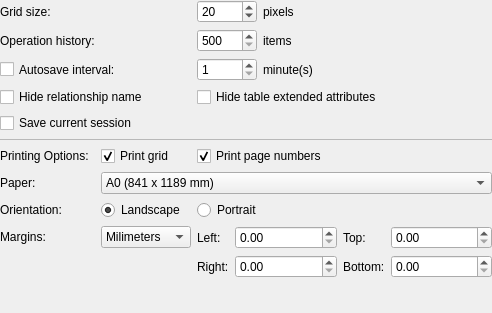
Before: the Qt Designer form libpgmodeler_ui/ui/generalconfigwidget.ui in pgmodeler/pgmodeler, drawn with Qt 5.
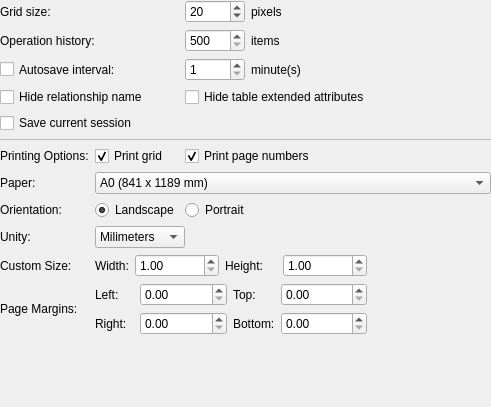
After: the same form once the commit is applied.

Commit message: Improved the printing operation. Now custom paper size have a separated field to assing it's coordinates.

```diff
--- a/libpgmodeler_ui/ui/generalconfigwidget.ui
+++ b/libpgmodeler_ui/ui/generalconfigwidget.ui
@@ -6,8 +6,8 @@
    <rect>
     <x>0</x>
     <y>0</y>
-    <width>492</width>
-    <height>313</height>
+    <width>491</width>
+    <height>407</height>
    </rect>
   </property>
   <property name="minimumSize">
@@ -35,6 +35,158 @@
    <property name="spacing">
     <number>6</number>
    </property>
+   <item row="17" column="0">
+    <spacer name="verticalSpacer_3">
+     <property name="orientation">
+      <enum>Qt::Vertical</enum>
+     </property>
+     <property name="sizeHint" stdset="0">
+      <size>
+       <width>20</width>
+       <height>30</height>
+      </size>
+     </property>
+    </spacer>
+   </item>
+   <item row="14" column="1" colspan="2">
+    <layout class="QGridLayout" name="gridLayout">
+     <item row="0" column="0">
+      <widget class="QLabel" name="left_lbl">
+       <property name="minimumSize">
+        <size>
+         <width>39</width>
+         <height>0</height>
+        </size>
+       </property>
+       <property name="text">
+        <string>Left:</string>
+       </property>
+      </widget>
+     </item>
+     <item row="0" column="1">
+      <widget class="QDoubleSpinBox" name="left_marg">
+       <property name="sizePolicy">
+        <sizepolicy hsizetype="Expanding" vsizetype="Fixed">
+         <horstretch>0</horstretch>
+         <verstretch>0</verstretch>
+        </sizepolicy>
+       </property>
+       <property name="minimumSize">
+        <size>
+         <width>50</width>
+         <height>23</height>
+        </size>
+       </property>
+       <property name="toolTip">
+        <string>Left margin</string>
+       </property>
+       <property name="maximum">
+        <double>5000.000000000000000</double>
+       </property>
+      </widget>
+     </item>
+     <item row="0" column="2">
+      <widget class="QLabel" name="top_lbl">
+       <property name="text">
+        <string>Top:</string>
+       </property>
+      </widget>
+     </item>
+     <item row="0" column="3">
+      <widget class="QDoubleSpinBox" name="top_marg">
+       <property name="sizePolicy">
+        <sizepolicy hsizetype="Expanding" vsizetype="Fixed">
+         <horstretch>0</horstretch>
+         <verstretch>0</verstretch>
+        </sizepolicy>
+       </property>
+       <property name="minimumSize">
+        <size>
+         <width>50</width>
+         <height>23</height>
+        </size>
+       </property>
+       <property name="toolTip">
+        <string>Top margin</string>
+       </property>
+       <property name="maximum">
+        <double>5000.000000000000000</double>
+       </property>
+      </widget>
+     </item>
+     <item row="1" column="0">
+      <widget class="QLabel" name="right_lbl">
+       <property name="minimumSize">
+        <size>
+         <width>39</width>
+         <height>0</height>
+        </size>
+       </property>
+       <property name="text">
+        <string>Right:</string>
+       </property>
+      </widget>
+     </item>
+     <item row="1" column="1">
+      <widget class="QDoubleSpinBox" name="right_marg">
+       <property name="sizePolicy">
+        <sizepolicy hsizetype="Expanding" vsizetype="Fixed">
+         <horstretch>0</horstretch>
+         <verstretch>0</verstretch>
+        </sizepolicy>
+       </property>
+       <property name="minimumSize">
+        <size>
+         <width>50</width>
+         <height>23</height>
+        </size>
+       </property>
+       <property name="toolTip">
+        <string>Right margin</string>
+       </property>
+       <property name="maximum">
+        <double>5000.000000000000000</double>
+       </property>
+      </widget>
+     </item>
+     <item row="1" column="2">
+      <widget class="QLabel" name="bottom_lbl">
+       <property name="text">
+        <string>Bottom:</string>
+       </property>
+      </widget>
+     </item>
+     <item row="1" column="3">
+      <widget class="QDoubleSpinBox" name="bottom_marg">
+       <property name="sizePolicy">
+        <sizepolicy hsizetype="Expanding" vsizetype="Fixed">
+         <horstretch>0</horstretch>
+         <verstretch>0</verstretch>
+        </sizepolicy>
+       </property>
+       <property name="minimumSize">
+        <size>
+         <width>50</width>
+         <height>23</height>
+        </size>
+       </property>
+       <property name="toolTip">
+        <string>Bottom margin</string>
+       </property>
+       <property name="maximum">
+        <double>5000.000000000000000</double>
+       </property>
+      </widget>
+     </item>
+    </layout>
+   </item>
+   <item row="12" column="0">
+    <widget class="QLabel" name="label">
+     <property name="text">
+      <string>Unity:</string>
+     </property>
+    </widget>
+   </item>
    <item row="11" column="1">
     <widget class="QRadioButton" name="landscape_rb">
      <property name="sizePolicy">
@@ -51,7 +203,7 @@
      </property>
     </widget>
    </item>
-   <item row="11" column="2" colspan="2">
+   <item row="11" column="2" colspan="3">
     <widget class="QRadioButton" name="portrait_rb">
      <property name="sizePolicy">
       <sizepolicy hsizetype="Expanding" vsizetype="Fixed">
@@ -64,7 +216,7 @@
      </property>
     </widget>
    </item>
-   <item row="2" column="2" colspan="3">
+   <item row="2" column="2" colspan="4">
     <layout class="QHBoxLayout" name="horizontalLayout_2">
      <item>
       <widget class="QSpinBox" name="autosave_interv_spb">
@@ -150,20 +302,7 @@
      </property>
     </widget>
    </item>
-   <item row="13" column="0" colspan="2">
-    <spacer name="horizontalSpacer">
-     <property name="orientation">
-      <enum>Qt::Horizontal</enum>
-     </property>
-     <property name="sizeHint" stdset="0">
-      <size>
-       <width>181</width>
-       <height>22</height>
-      </size>
-     </property>
-    </spacer>
-   </item>
-   <item row="0" column="2" colspan="3">
+   <item row="0" column="2" colspan="4">
     <layout class="QHBoxLayout" name="horizontalLayout_4">
      <item>
       <widget class="QSpinBox" name="grid_size_spb">
@@ -246,7 +385,7 @@
      </property>
     </widget>
    </item>
-   <item row="9" column="1" colspan="4">
+   <item row="9" column="1" colspan="5">
     <widget class="QComboBox" name="paper_cmb">
      <property name="sizePolicy">
       <sizepolicy hsizetype="Preferred" vsizetype="Fixed">
@@ -420,40 +559,27 @@
      </item>
     </widget>
    </item>
-   <item row="12" column="1">
-    <widget class="QComboBox" name="unity_cmb">
+   <item row="4" column="2" colspan="4">
+    <widget class="QCheckBox" name="hide_ext_attribs_chk">
+     <property name="text">
+      <string>Hide table extended attributes</string>
+     </property>
+    </widget>
+   </item>
+   <item row="14" column="0">
+    <widget class="QLabel" name="margins_lbl">
      <property name="sizePolicy">
-      <sizepolicy hsizetype="Fixed" vsizetype="Fixed">
+      <sizepolicy hsizetype="Preferred" vsizetype="Preferred">
        <horstretch>0</horstretch>
        <verstretch>0</verstretch>
       </sizepolicy>
      </property>
-     <property name="currentIndex">
-      <number>0</number>
+     <property name="text">
+      <string>Page Margins:</string>
      </property>
-     <item>
-      <property name="text">
-       <string>Milimeters</string>
-      </property>
-     </item>
-     <item>
-      <property name="text">
-       <string>Pixels</string>
-      </property>
-     </item>
-     <item>
-      <property name="text">
-       <string>Inches</string>
-      </property>
-     </item>
-     <item>
-      <property name="text">
-       <string>Centimeter</string>
-      </property>
-     </item>
     </widget>
    </item>
-   <item row="7" column="0" colspan="5">
+   <item row="7" column="0" colspan="6">
     <widget class="QFrame" name="frame_2">
      <property name="minimumSize">
       <size>
@@ -475,158 +601,24 @@
      </property>
     </widget>
    </item>
-   <item row="4" column="2" colspan="3">
-    <widget class="QCheckBox" name="hide_ext_attribs_chk">
-     <property name="text">
-      <string>Hide table extended attributes</string>
-     </property>
-    </widget>
-   </item>
-   <item row="12" column="2" rowspan="2" colspan="3">
-    <layout class="QGridLayout" name="gridLayout">
-     <item row="0" column="0">
-      <widget class="QLabel" name="left_lbl">
-       <property name="text">
-        <string>Left:</string>
-       </property>
-      </widget>
-     </item>
-     <item row="0" column="1">
-      <widget class="QDoubleSpinBox" name="left_marg">
-       <property name="sizePolicy">
-        <sizepolicy hsizetype="Expanding" vsizetype="Fixed">
-         <horstretch>0</horstretch>
-         <verstretch>0</verstretch>
-        </sizepolicy>
-       </property>
-       <property name="minimumSize">
-        <size>
-         <width>50</width>
-         <height>23</height>
-        </size>
-       </property>
-       <property name="toolTip">
-        <string>Left margin</string>
-       </property>
-       <property name="maximum">
-        <double>5000.000000000000000</double>
-       </property>
-      </widget>
-     </item>
-     <item row="0" column="2">
-      <widget class="QLabel" name="top_lbl">
-       <property name="text">
-        <string>Top:</string>
-       </property>
-      </widget>
-     </item>
-     <item row="0" column="3">
-      <widget class="QDoubleSpinBox" name="top_marg">
-       <property name="sizePolicy">
-        <sizepolicy hsizetype="Expanding" vsizetype="Fixed">
-         <horstretch>0</horstretch>
-         <verstretch>0</verstretch>
-        </sizepolicy>
-       </property>
-       <property name="minimumSize">
-        <size>
-         <width>50</width>
-         <height>23</height>
-        </size>
-       </property>
-       <property name="toolTip">
-        <string>Top margin</string>
-       </property>
-       <property name="maximum">
-        <double>5000.000000000000000</double>
-       </property>
-      </widget>
-     </item>
-     <item row="1" column="0">
-      <widget class="QLabel" name="right_lbl">
-       <property name="text">
-        <string>Right:</string>
-       </property>
-      </widget>
-     </item>
-     <item row="1" column="1">
-      <widget class="QDoubleSpinBox" name="right_marg">
-       <property name="sizePolicy">
-        <sizepolicy hsizetype="Expanding" vsizetype="Fixed">
-         <horstretch>0</horstretch>
-         <verstretch>0</verstretch>
-        </sizepolicy>
-       </property>
-       <property name="minimumSize">
-        <size>
-         <width>50</width>
-         <height>23</height>
-        </size>
-       </property>
-       <property name="toolTip">
-        <string>Right margin</string>
-       </property>
-       <property name="maximum">
-        <double>5000.000000000000000</double>
-       </property>
-      </widget>
-     </item>
-     <item row="1" column="2">
-      <widget class="QLabel" name="bottom_lbl">
-       <property name="text">
-        <string>Bottom:</string>
-       </property>
-      </widget>
-     </item>
-     <item row="1" column="3">
-      <widget class="QDoubleSpinBox" name="bottom_marg">
-       <property name="sizePolicy">
-        <sizepolicy hsizetype="Expanding" vsizetype="Fixed">
-         <horstretch>0</horstretch>
-         <verstretch>0</verstretch>
-        </sizepolicy>
-       </property>
-       <property name="minimumSize">
-        <size>
-         <width>50</width>
-         <height>23</height>
-        </size>
-       </property>
-       <property name="toolTip">
-        <string>Bottom margin</string>
-       </property>
-       <property name="maximum">
-        <double>5000.000000000000000</double>
-       </property>
-      </widget>
-     </item>
-    </layout>
-   </item>
-   <item row="12" column="0">
-    <widget class="QLabel" name="margins_lbl">
+   <item row="5" column="0" colspan="2">
+    <widget class="QCheckBox" name="save_session_chk">
      <property name="sizePolicy">
       <sizepolicy hsizetype="Preferred" vsizetype="Preferred">
        <horstretch>0</horstretch>
        <verstretch>0</verstretch>
       </sizepolicy>
      </property>
-     <property name="text">
-      <string>Margins:</string>
-     </property>
-    </widget>
-   </item>
-   <item row="14" column="4">
-    <spacer name="verticalSpacer_3">
-     <property name="orientation">
-      <enum>Qt::Vertical</enum>
-     </property>
-     <property name="sizeHint" stdset="0">
+     <property name="minimumSize">
       <size>
-       <width>20</width>
-       <height>30</height>
+       <width>0</width>
+       <height>0</height>
       </size>
      </property>
-    </spacer>
+     <property name="text">
+      <string>Save current session</string>
+     </property>
+    </widget>
    </item>
    <item row="1" column="0" colspan="2">
     <widget class="QLabel" name="oplist_size_lbl">
@@ -647,7 +639,14 @@
      </property>
     </widget>
    </item>
-   <item row="1" column="2" colspan="3">
+   <item row="8" column="0">
+    <widget class="QLabel" name="print_op_lbl">
+     <property name="text">
+      <string>Printing Options:</string>
+     </property>
+    </widget>
+   </item>
+   <item row="1" column="2" colspan="4">
     <layout class="QHBoxLayout" name="horizontalLayout_3">
      <item>
       <widget class="QSpinBox" name="oplist_size_spb">
@@ -698,14 +697,7 @@
      </item>
     </layout>
    </item>
-   <item row="8" column="0">
-    <widget class="QLabel" name="print_op_lbl">
-     <property name="text">
-      <string>Printing Options:</string>
-     </property>
-    </widget>
-   </item>
-   <item row="8" column="2" colspan="3">
+   <item row="8" column="2" colspan="4">
     <widget class="QCheckBox" name="print_pg_num_chk">
      <property name="sizePolicy">
       <sizepolicy hsizetype="Expanding" vsizetype="Fixed">
@@ -747,23 +739,100 @@
      </property>
     </widget>
    </item>
-   <item row="5" column="0" colspan="2">
-    <widget class="QCheckBox" name="save_session_chk">
+   <item row="13" column="0">
+    <widget class="QLabel" name="custom_lbl">
+     <property name="text">
+      <string>Custom Size:</string>
+     </property>
+    </widget>
+   </item>
+   <item row="13" column="1" colspan="2">
+    <layout class="QHBoxLayout" name="horizontalLayout">
+     <item>
+      <widget class="QLabel" name="width_lbl">
+       <property name="sizePolicy">
+        <sizepolicy hsizetype="Fixed" vsizetype="Preferred">
+         <horstretch>0</horstretch>
+         <verstretch>0</verstretch>
+        </sizepolicy>
+       </property>
+       <property name="text">
+        <string>Width:</string>
+       </property>
+      </widget>
+     </item>
+     <item>
+      <widget class="QDoubleSpinBox" name="width_spb">
+       <property name="minimum">
+        <double>1.000000000000000</double>
+       </property>
+       <property name="maximum">
+        <double>999999.989999999990687</double>
+       </property>
+      </widget>
+     </item>
+     <item>
+      <widget class="QLabel" name="height_lbl">
+       <property name="sizePolicy">
+        <sizepolicy hsizetype="Fixed" vsizetype="Preferred">
+         <horstretch>0</horstretch>
+         <verstretch>0</verstretch>
+        </sizepolicy>
+       </property>
+       <property name="minimumSize">
+        <size>
+         <width>52</width>
+         <height>0</height>
+        </size>
+       </property>
+       <property name="text">
+        <string>Height:</string>
+       </property>
+      </widget>
+     </item>
+     <item>
+      <widget class="QDoubleSpinBox" name="height_spb">
+       <property name="minimum">
+        <double>1.000000000000000</double>
+       </property>
+       <property name="maximum">
+        <double>999999.989999999990687</double>
+       </property>
+      </widget>
+     </item>
+    </layout>
+   </item>
+   <item row="12" column="1" colspan="3">
+    <widget class="QComboBox" name="unity_cmb">
      <property name="sizePolicy">
-      <sizepolicy hsizetype="Preferred" vsizetype="Preferred">
+      <sizepolicy hsizetype="Fixed" vsizetype="Fixed">
        <horstretch>0</horstretch>
        <verstretch>0</verstretch>
       </sizepolicy>
      </property>
-     <property name="minimumSize">
-      <size>
-       <width>0</width>
-       <height>0</height>
-      </size>
+     <property name="currentIndex">
+      <number>0</number>
      </property>
-     <property name="text">
-      <string>Save current session</string>
-     </property>
+     <item>
+      <property name="text">
+       <string>Milimeters</string>
+      </property>
+     </item>
+     <item>
+      <property name="text">
+       <string>Pixels</string>
+      </property>
+     </item>
+     <item>
+      <property name="text">
+       <string>Inches</string>
+      </property>
+     </item>
+     <item>
+      <property name="text">
+       <string>Centimeter</string>
+      </property>
+     </item>
     </widget>
    </item>
   </layout>
```
Left out of the diff: 3 changed lines with no effect on the pictures. The commit also changes 16 other files.
